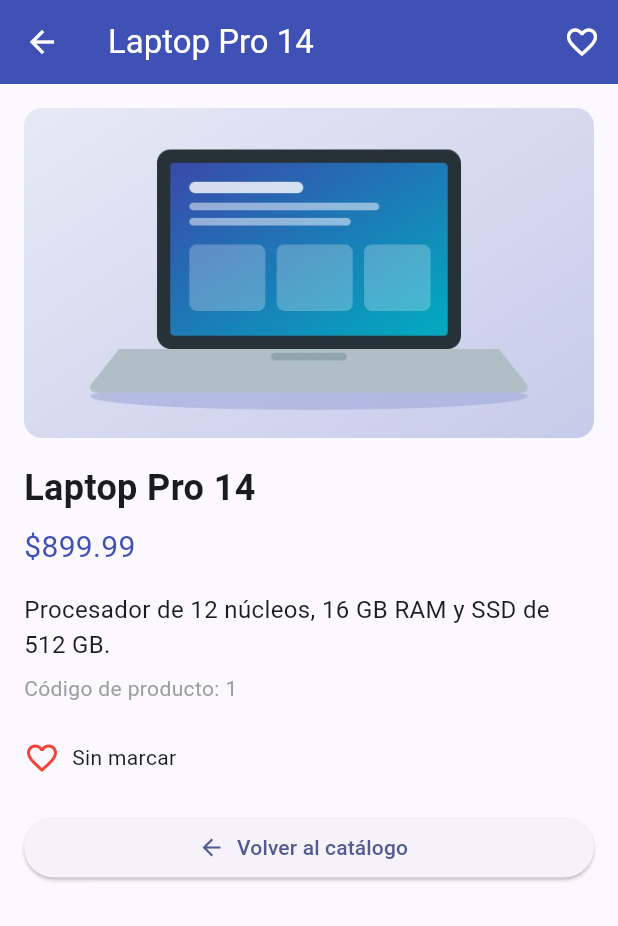
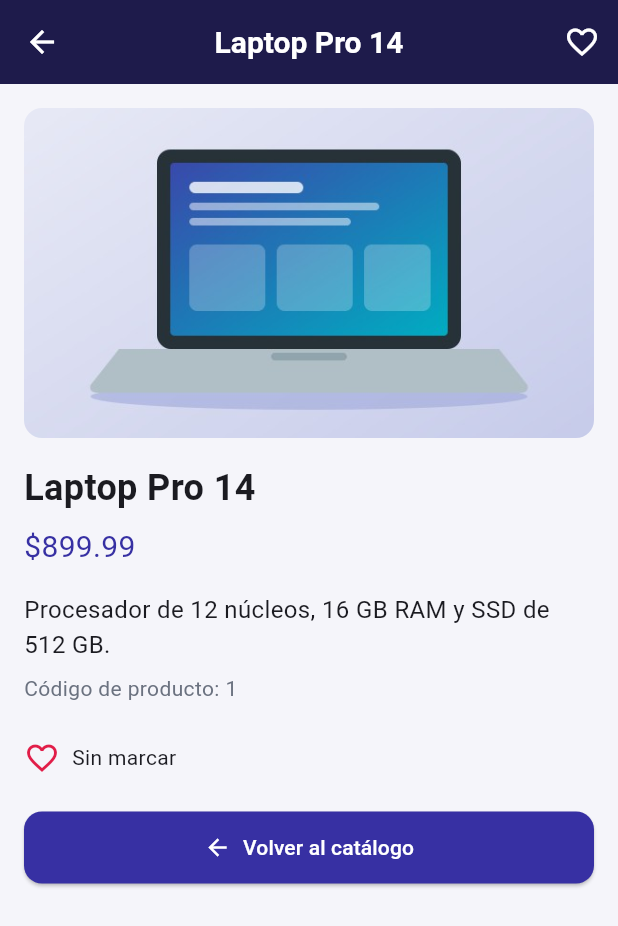
Before and after one commit to lmontenegro-ecotec/appmovil_integradora1, a Flutter app: the screen it shows after launch, after a tap on "Laptop Pro 14", on a phone screen of 412 x 824 dp. Shown: the top 926 px of the screen. Run offline on Flutter 3.47's test engine with Material 3 defaults, Android fonts, the phone set to English and light mode, and no system bars.

```diff
--- a/lib/main.dart
+++ b/lib/main.dart
@@ -1,5 +1,6 @@
 import 'package:flutter/material.dart';
 import 'package:appmovil_integradora1/screens/home_screen.dart';
+import 'package:appmovil_integradora1/theme/app_theme.dart';
 
 void main() => runApp(const MyApp());
 
@@ -11,7 +12,7 @@ class MyApp extends StatelessWidget {
     return MaterialApp(
       title: 'TiendaTec',
       debugShowCheckedModeBanner: false,
-      theme: ThemeData(colorSchemeSeed: Colors.indigo),
+      theme: AppTheme.lightTheme,
       home: const HomeScreen(),
     );
   }
--- a/lib/screens/detalle_screen.dart
+++ b/lib/screens/detalle_screen.dart
@@ -1,5 +1,6 @@
 import 'package:flutter/material.dart';
 import 'package:appmovil_integradora1/models/producto.dart';
+import 'package:appmovil_integradora1/theme/app_theme.dart';
 
 class DetalleScreen extends StatefulWidget {
   final Producto producto;
@@ -19,8 +20,6 @@ class _DetalleScreenState extends State<DetalleScreen> {
     return Scaffold(
       appBar: AppBar(
         title: Text(producto.nombre),
-        backgroundColor: Colors.indigo,
-        foregroundColor: Colors.white,
         actions: [
           IconButton(
             icon: Icon(favorito ? Icons.favorite : Icons.favorite_border),
@@ -52,21 +51,21 @@ class _DetalleScreenState extends State<DetalleScreen> {
             const SizedBox(height: 8),
             Text(
               '\$${producto.precio.toStringAsFixed(2)}',
-              style: const TextStyle(fontSize: 20, color: Colors.indigo),
+              style: const TextStyle(fontSize: 20, color: AppTheme.primario),
             ),
             const SizedBox(height: 16),
             Text(producto.descripcion, style: const TextStyle(fontSize: 16)),
             const SizedBox(height: 8),
             Text(
               'Código de producto: ${producto.id}',
-              style: const TextStyle(color: Colors.grey),
+              style: const TextStyle(color: AppTheme.textoSecundario),
             ),
             const SizedBox(height: 24),
             Row(
               children: [
                 Icon(
                   favorito ? Icons.favorite : Icons.favorite_border,
-                  color: Colors.red,
+                  color: AppTheme.favorito,
                 ),
                 const SizedBox(width: 8),
                 Text(favorito ? 'En tus favoritos' : 'Sin marcar'),
--- a/lib/screens/home_screen.dart
+++ b/lib/screens/home_screen.dart
@@ -2,6 +2,7 @@ import 'package:flutter/material.dart';
 import 'package:appmovil_integradora1/models/producto.dart';
 import 'package:appmovil_integradora1/widgets/producto_card.dart';
 import 'package:appmovil_integradora1/screens/detalle_screen.dart';
+import 'package:appmovil_integradora1/theme/app_theme.dart';
 
 class HomeScreen extends StatelessWidget {
   const HomeScreen({super.key});
@@ -11,18 +12,16 @@ class HomeScreen extends StatelessWidget {
     return Scaffold(
       appBar: AppBar(
         title: const Text('TiendaTec'),
-        backgroundColor: Colors.indigo,
-        foregroundColor: Colors.white,
       ),
       body: Column(
         children: [
           Container(
             width: double.infinity,
             padding: const EdgeInsets.all(16),
-            color: Colors.indigo.shade50,
+            color: AppTheme.fondoSuave,
             child: Row(
               children: [
-                const Icon(Icons.devices, size: 40, color: Colors.indigo),
+                const Icon(Icons.devices, size: 40, color: AppTheme.primario),
                 const SizedBox(width: 12),
                 Expanded(
                   child: Column(
--- /dev/null
+++ b/lib/theme/app_theme.dart
@@ -0,0 +1,57 @@
+import 'package:flutter/material.dart';
+
+/// Tema centralizado de TiendaTec.
+/// Toda la paleta de colores de la aplicación se define aquí,
+/// así las pantallas no usan colores "quemados" y el branding es uniforme.
+class AppTheme {
+  // Paleta de marca
+  static const Color primario = Color(0xFF3730A3); // índigo
+  static const Color primarioOscuro = Color(0xFF1E1B4B); // índigo oscuro (splash / AppBar)
+  static const Color acento = Color(0xFFFACC15); // amarillo eléctrico
+  static const Color fondo = Color(0xFFF5F5FA);
+  static const Color fondoSuave = Color(0xFFE0E7FF);
+  static const Color textoSecundario = Color(0xFF6B7280);
+  static const Color favorito = Color(0xFFE11D48);
+
+  static final ThemeData lightTheme = ThemeData(
+    useMaterial3: true,
+    colorScheme: ColorScheme.fromSeed(
+      seedColor: primario,
+      primary: primario,
+      secondary: acento,
+    ),
+    scaffoldBackgroundColor: fondo,
+    appBarTheme: const AppBarTheme(
+      backgroundColor: primarioOscuro,
+      foregroundColor: Colors.white,
+      centerTitle: true,
+      elevation: 0,
+      titleTextStyle: TextStyle(
+        fontSize: 20,
+        fontWeight: FontWeight.bold,
+        color: Colors.white,
+      ),
+    ),
+    cardTheme: CardThemeData(
+      color: Colors.white,
+      elevation: 2,
+      shape: RoundedRectangleBorder(borderRadius: BorderRadius.circular(12)),
+    ),
+    floatingActionButtonTheme: const FloatingActionButtonThemeData(
+      backgroundColor: acento,
+      foregroundColor: primarioOscuro,
+    ),
+    elevatedButtonTheme: ElevatedButtonThemeData(
+      style: ElevatedButton.styleFrom(
+        backgroundColor: primario,
+        foregroundColor: Colors.white,
+        padding: const EdgeInsets.symmetric(vertical: 14),
+        shape: RoundedRectangleBorder(borderRadius: BorderRadius.circular(12)),
+      ),
+    ),
+    snackBarTheme: const SnackBarThemeData(
+      backgroundColor: primarioOscuro,
+      behavior: SnackBarBehavior.floating,
+    ),
+  );
+}
```
Also changed, not shown: pubspec.yaml (+31 -0 lines), assets/branding/icon.png (added), assets/branding/icon_foreground.png (added), assets/branding/splash_android12.png (added), assets/branding/splash_logo.png (added), pubspec.lock, 72 other files.
